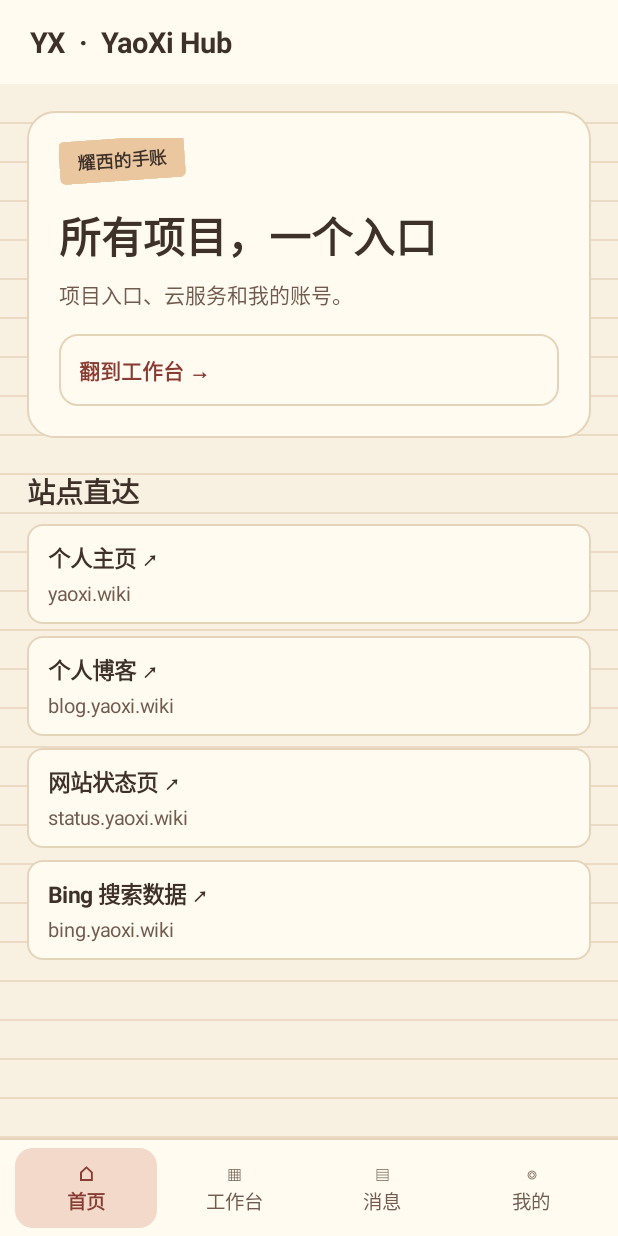
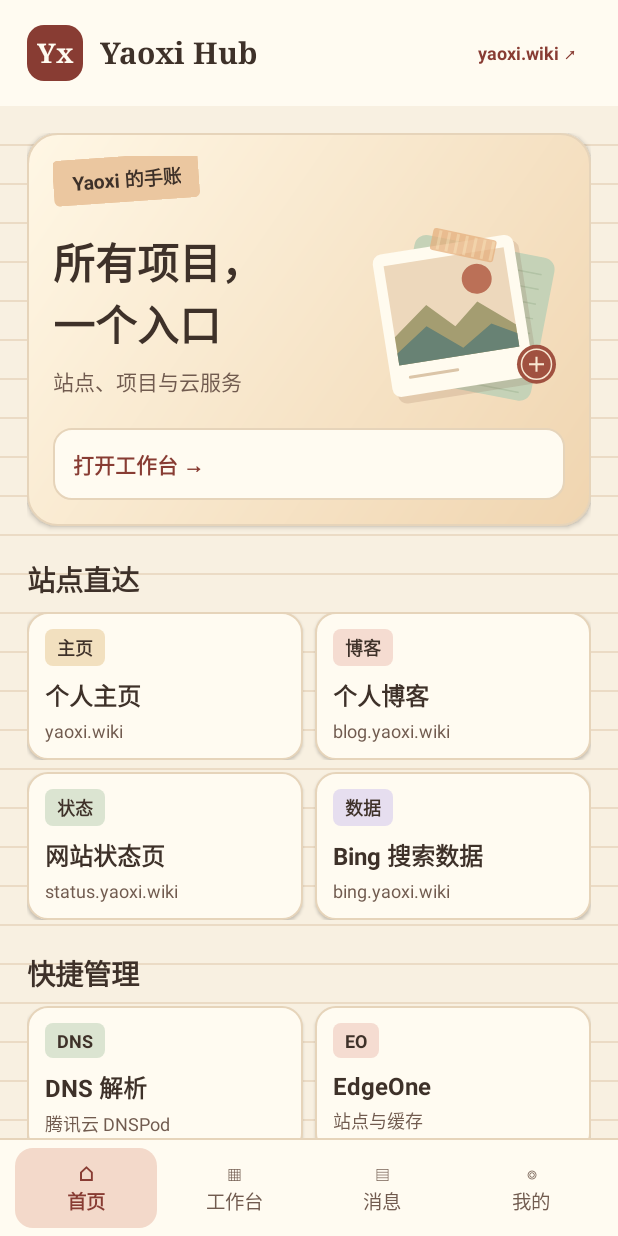
Before and after one commit to yaoxiovo/douyin-bilibili-downloader, an Android app: the screen it shows after launch (HubActivity), on a phone screen of 412 x 824 dp. Run offline under Robolectric (Android 15) with nearby library versions, the phone set to English and light mode, and no system bars; 1 statement that could not run was skipped.

Commit message:
Refresh Yaoxi Hub home and use canonical yaoxi.wiki sign-in

```diff
--- a/android/hub/build.gradle
+++ b/android/hub/build.gradle
@@ -10,8 +10,8 @@ android {
         applicationId 'com.yaoxiovo.hub'
         minSdk 26
         targetSdk 34
-        versionCode 2
-        versionName '0.2.0'
+        versionCode 3
+        versionName '0.3.0'
     }
 
     compileOptions {
--- a/android/hub/src/main/java/com/yaoxiovo/hub/HubActivity.java
+++ b/android/hub/src/main/java/com/yaoxiovo/hub/HubActivity.java
@@ -43,13 +43,18 @@ public final class HubActivity extends Activity {
     private static final int LINE = 0xffe6d4ba;
     private static final int SELECTED = 0xfff3d9ca;
     private static final int TAPE = 0xffebc7a0;
+    private static final int OAT = 0xfff2e0bf;
+    private static final int PEACH = 0xfff5dcd1;
+    private static final int SAGE = 0xffdbe4d1;
+    private static final int LILAC = 0xffe6deef;
+    private static final String DEFAULT_API_ORIGIN = "https://hub-api.yaoxi.wiki";
 
     private static final String[] TABS = {"首页", "工作台", "消息", "我的"};
     private static final String[] TAB_ICONS = {"⌂", "▦", "▤", "◎"};
     private final ExecutorService network = Executors.newFixedThreadPool(3);
     private final Handler clock = new Handler(Looper.getMainLooper());
     private final ArrayList<JSONObject> repositories = new ArrayList<>();
-    private String origin = "";
+    private String origin = DEFAULT_API_ORIGIN;
     private String session;
     private String accountName = "";
     private String pendingState;
@@ -74,7 +79,7 @@ public final class HubActivity extends Activity {
     @Override
     protected void onCreate(Bundle state) {
         super.onCreate(state);
-        origin = getPreferences(MODE_PRIVATE).getString("apiOrigin", "");
+        origin = getPreferences(MODE_PRIVATE).getString("apiOrigin", DEFAULT_API_ORIGIN);
         if (state != null) {
             page = Page.valueOf(state.getString("page", Page.HOME.name()));
             searchQuery = state.getString("query", "");
@@ -124,11 +129,7 @@ public final class HubActivity extends Activity {
         LinearLayout root = column();
         root.setBackgroundColor(BACKGROUND);
 
-        TextView brand = text("YX  ·  YaoXi Hub", 19, INK, true);
-        brand.setGravity(Gravity.CENTER_VERTICAL);
-        brand.setPadding(dp(20), 0, dp(20), 0);
-        brand.setBackgroundColor(SURFACE);
-        root.addView(brand, new LinearLayout.LayoutParams(-1, dp(56)));
+        root.addView(topBar(), new LinearLayout.LayoutParams(-1, -2));
 
         ScrollView scroll = new ScrollView(this);
         scroll.setFillViewport(true);
@@ -177,28 +178,122 @@ public final class HubActivity extends Activity {
         return bar;
     }
 
+    private LinearLayout topBar() {
+        LinearLayout bar = new LinearLayout(this);
+        bar.setGravity(Gravity.CENTER_VERTICAL);
+        bar.setPadding(dp(18), dp(11), dp(18), dp(11));
+        bar.setBackgroundColor(SURFACE);
+
+        TextView mark = text("Yx", 18, SURFACE, true);
+        mark.setTypeface(Typeface.SERIF, Typeface.BOLD);
+        mark.setGravity(Gravity.CENTER);
+        mark.setBackground(shape(BLUE, 11, false));
+        mark.setImportantForAccessibility(View.IMPORTANT_FOR_ACCESSIBILITY_NO);
+        bar.addView(mark, new LinearLayout.LayoutParams(dp(37), dp(37)));
+
+        TextView wordmark = text("Yaoxi Hub", 20, INK, true);
+        wordmark.setTypeface(Typeface.SERIF, Typeface.BOLD);
+        LinearLayout.LayoutParams title = new LinearLayout.LayoutParams(0, -2, 1);
+        title.leftMargin = dp(11);
+        bar.addView(wordmark, title);
+
+        TextView domain = text("yaoxi.wiki ↗", 12, BLUE, true);
+        domain.setGravity(Gravity.CENTER);
+        domain.setPadding(dp(9), 0, dp(9), 0);
+        domain.setMinHeight(dp(48));
+        domain.setFocusable(true);
+        domain.setOnClickListener(view -> openBrowser("https://yaoxi.wiki"));
+        bar.addView(domain, new LinearLayout.LayoutParams(-2, -2));
+        return bar;
+    }
+
     private void showHome() {
-        LinearLayout hero = column();
-        hero.setBackground(shape(SURFACE, 18, true));
-        hero.setPadding(dp(21), dp(18), dp(21), dp(21));
-        TextView tape = text("耀西的手账", 12, INK, true);
+        LinearLayout cover = column();
+        GradientDrawable wash = new GradientDrawable(GradientDrawable.Orientation.TL_BR,
+            new int[]{0xfffff7e5, 0xfff0d5b0});
+        wash.setCornerRadius(dp(20));
+        wash.setStroke(dp(1), LINE);
+        cover.setBackground(wash);
+        cover.setElevation(dp(2));
+        cover.setPadding(dp(17), dp(15), dp(17), dp(17));
+
+        TextView tape = text("Yaoxi 的手账", 13, INK, true);
         tape.setGravity(Gravity.CENTER);
         tape.setPadding(dp(12), dp(5), dp(12), dp(5));
         tape.setBackground(shape(TAPE, 4, false));
         tape.setRotation(-4);
-        hero.addView(tape, new LinearLayout.LayoutParams(-2, -2));
-        TextView headline = text("所有项目，一个入口", 28, INK, true);
+        cover.addView(tape, new LinearLayout.LayoutParams(-2, -2));
+
+        LinearLayout spread = new LinearLayout(this);
+        spread.setGravity(Gravity.CENTER_VERTICAL);
+        LinearLayout note = column();
+        TextView headline = text("所有项目，\n一个入口", 28, INK, true);
         headline.setTypeface(Typeface.SERIF, Typeface.BOLD);
-        add(hero, headline, 15);
-        add(hero, text("项目入口、云服务和我的账号。", 14, MUTED, false), 7);
-        add(hero, action("翻到工作台 →", () -> open(Page.WORK)), 16);
-        content.addView(hero);
+        note.addView(headline);
+        add(note, text("站点、项目与云服务", 14, MUTED, false), 7);
+        spread.addView(note, new LinearLayout.LayoutParams(0, -2, 1));
+        if (getResources().getConfiguration().screenWidthDp >= 350 &&
+                getResources().getConfiguration().fontScale <= 1.2f) {
+            JournalArtwork artwork = new JournalArtwork(this);
+            LinearLayout.LayoutParams picture = new LinearLayout.LayoutParams(dp(132), dp(125));
+            picture.leftMargin = dp(6);
+            spread.addView(artwork, picture);
+            animateIn(artwork, 9, 85);
+        }
+        add(cover, spread, 12);
+        add(cover, action("打开工作台 →", () -> open(Page.WORK)), 13);
+        content.addView(cover);
 
         section("站点直达");
-        add(content, link("个人主页", "yaoxi.wiki", "https://yaoxi.wiki"), 8);
-        add(content, link("个人博客", "blog.yaoxi.wiki", "https://blog.yaoxi.wiki"), 8);
-        add(content, link("网站状态页", "status.yaoxi.wiki", "https://status.yaoxi.wiki"), 8);
-        add(content, link("Bing 搜索数据", "bing.yaoxi.wiki", "https://bing.yaoxi.wiki"), 8);
+        homePair(
+            homeTile("主页", "个人主页", "yaoxi.wiki", OAT, () -> openBrowser("https://yaoxi.wiki")),
+            homeTile("博客", "个人博客", "blog.yaoxi.wiki", PEACH, () -> openBrowser("https://blog.yaoxi.wiki")),
+            50);
+        homePair(
+            homeTile("状态", "网站状态页", "status.yaoxi.wiki", SAGE, () -> openBrowser("https://status.yaoxi.wiki")),
+            homeTile("数据", "Bing 搜索数据", "bing.yaoxi.wiki", LILAC, () -> openBrowser("https://bing.yaoxi.wiki")),
+            95);
+
+        section("快捷管理");
+        homePair(
+            homeTile("DNS", "DNS 解析", "腾讯云 DNSPod", SAGE, () -> open(Page.DNS)),
+            homeTile("EO", "EdgeOne", "站点与缓存", PEACH, () -> open(Page.EDGE)),
+            130);
+    }
+
+    private View homeTile(String mark, String title, String subtitle, int tone, Runnable navigate) {
+        LinearLayout tile = column();
+        tile.setPadding(dp(12), dp(11), dp(12), dp(11));
+        tile.setBackground(shape(SURFACE, 13, true));
+        tile.setMinHeight(dp(108));
+        tile.setElevation(dp(1));
+        tile.setFocusable(true);
+        tile.setOnClickListener(view -> navigate.run());
+
+        TextView tab = text(mark, 12, INK, true);
+        tab.setPadding(dp(8), dp(3), dp(8), dp(3));
+        tab.setBackground(shape(tone, 5, false));
+        tab.setImportantForAccessibility(View.IMPORTANT_FOR_ACCESSIBILITY_NO);
+        tile.addView(tab, new LinearLayout.LayoutParams(-2, -2));
+        add(tile, text(title, 16, INK, true), 7);
+        add(tile, text(subtitle, 12, MUTED, false), 3);
+        return tile;
+    }
+
+    private void homePair(View first, View second, int delay) {
+        if (getResources().getConfiguration().screenWidthDp < 350 ||
+                getResources().getConfiguration().fontScale > 1.2f) {
+            add(content, first, 8);
+            add(content, second, 8);
+            return;
+        }
+        LinearLayout row = new LinearLayout(this);
+        LinearLayout.LayoutParams left = new LinearLayout.LayoutParams(0, -1, 1);
+        left.rightMargin = dp(8);
+        row.addView(first, left);
+        row.addView(second, new LinearLayout.LayoutParams(0, -1, 1));
+        add(content, row, 8);
+        animateIn(row, 8, delay);
     }
 
     private void showWork() {
@@ -327,7 +422,7 @@ public final class HubActivity extends Activity {
         fetch(() -> HubApi.send(host, "/auth/start", null, HubApi.object()), reply -> {
             String url = reply.optString("url");
             Uri target = Uri.parse(url);
-            if (!"https".equals(target.getScheme()) || !"account.yaoxiovo.cn".equals(target.getHost())) {
+            if (!"https".equals(target.getScheme()) || !"account.yaoxi.wiki".equals(target.getHost())) {
                 toast("统一账号登录地址无效");
                 return;
             }
@@ -685,11 +780,15 @@ public final class HubActivity extends Activity {
     }
 
     private void animateIn(View view, int distance) {
+        animateIn(view, distance, 0);
+    }
+
+    private void animateIn(View view, int distance, int delay) {
         if (!ValueAnimator.areAnimatorsEnabled()) return;
         view.animate().cancel();
         view.setAlpha(0f);
         view.setTranslationY(dp(distance));
-        view.animate().alpha(1f).translationY(0f).setDuration(225)
+        view.animate().alpha(1f).translationY(0f).setStartDelay(delay).setDuration(225)
             .setInterpolator(new DecelerateInterpolator()).start();
     }
 
--- /dev/null
+++ b/android/hub/src/main/java/com/yaoxiovo/hub/JournalArtwork.java
@@ -0,0 +1,86 @@
+package com.yaoxiovo.hub;
+
+import android.content.Context;
+import android.graphics.Canvas;
+import android.graphics.Paint;
+import android.graphics.Path;
+import android.view.View;
+
+final class JournalArtwork extends View {
+    private final Paint ink = new Paint(Paint.ANTI_ALIAS_FLAG);
+    private final Path path = new Path();
+
+    JournalArtwork(Context context) {
+        super(context);
+        setImportantForAccessibility(View.IMPORTANT_FOR_ACCESSIBILITY_NO);
+    }
+
+    @Override
+    protected void onDraw(Canvas canvas) {
+        super.onDraw(canvas);
+        float scale = Math.min(getWidth() / 132f, getHeight() / 125f);
+        canvas.save();
+        canvas.translate((getWidth() - 132 * scale) / 2, (getHeight() - 125 * scale) / 2);
+        canvas.scale(scale, scale);
+
+        canvas.save();
+        canvas.rotate(11, 68, 60);
+        fill(0xffc5d2b7);
+        canvas.drawRoundRect(24, 16, 119, 113, 8, 8, ink);
+        fill(0xffb2c3a5);
+        for (int y = 27; y < 110; y += 10) canvas.drawRect(31, y, 111, y + 1, ink);
+        canvas.restore();
+
+        canvas.save();
+        canvas.rotate(-9, 56, 65);
+        fill(0x25754734);
+        canvas.drawRoundRect(13, 20, 108, 117, 6, 6, ink);
+        fill(0xfffffbef);
+        canvas.drawRoundRect(10, 16, 105, 112, 6, 6, ink);
+        fill(0xffedd8bc);
+        canvas.drawRect(17, 24, 98, 91, ink);
+        fill(0xffbb7057);
+        canvas.drawCircle(77, 42, 10, ink);
+        polygon(canvas, 0xffa49d71, 17,72, 41,54, 58,71, 75,57, 98,76, 98,91, 17,91);
+        polygon(canvas, 0xff688274, 17,83, 39,68, 61,86, 82,73, 98,82, 98,91, 17,91);
+        fill(0xffdbc5a8);
+        canvas.drawRoundRect(22, 99, 56, 101, 1, 1, ink);
+        canvas.restore();
+
+        canvas.save();
+        canvas.rotate(12, 64, 15);
+        fill(0xbbe5af7d);
+        canvas.drawRoundRect(43, 9, 86, 24, 2, 2, ink);
+        fill(0x55fff3cd);
+        for (int x = 47; x < 85; x += 6) canvas.drawRect(x, 10, x + 2, 23, ink);
+        canvas.restore();
+
+        fill(0xffa05140);
+        canvas.drawCircle(113, 96, 13, ink);
+        ink.setStyle(Paint.Style.STROKE);
+        ink.setStrokeWidth(1);
+        ink.setColor(0xfff8e7d2);
+        canvas.drawCircle(113, 96, 10, ink);
+        ink.setStrokeWidth(1.4f);
+        canvas.drawLine(113, 91, 113, 101, ink);
+        canvas.drawLine(108, 96, 118, 96, ink);
+
+        canvas.restore();
+    }
+
+    private void fill(int color) {
+        ink.setStyle(Paint.Style.FILL);
+        ink.setColor(color);
+    }
+
+    private void polygon(Canvas canvas, int color, float... coordinates) {
+        path.reset();
+        path.moveTo(coordinates[0], coordinates[1]);
+        for (int index = 2; index < coordinates.length; index += 2) {
+            path.lineTo(coordinates[index], coordinates[index + 1]);
+        }
+        path.close();
+        fill(color);
+        canvas.drawPath(path, ink);
+    }
+}
--- a/android/hub/src/main/res/values/theme.xml
+++ b/android/hub/src/main/res/values/theme.xml
@@ -1,6 +1,6 @@
 <?xml version="1.0" encoding="utf-8"?>
 <resources>
-    <string name="app_name">YaoXi Hub</string>
+    <string name="app_name">Yaoxi Hub</string>
     <style name="Theme.Hub" parent="android:style/Theme.Material.Light.NoActionBar">
         <item name="android:fontFamily">sans</item>
         <item name="android:colorAccent">#883C33</item>
```
Also changed, not shown: 6 other files.
